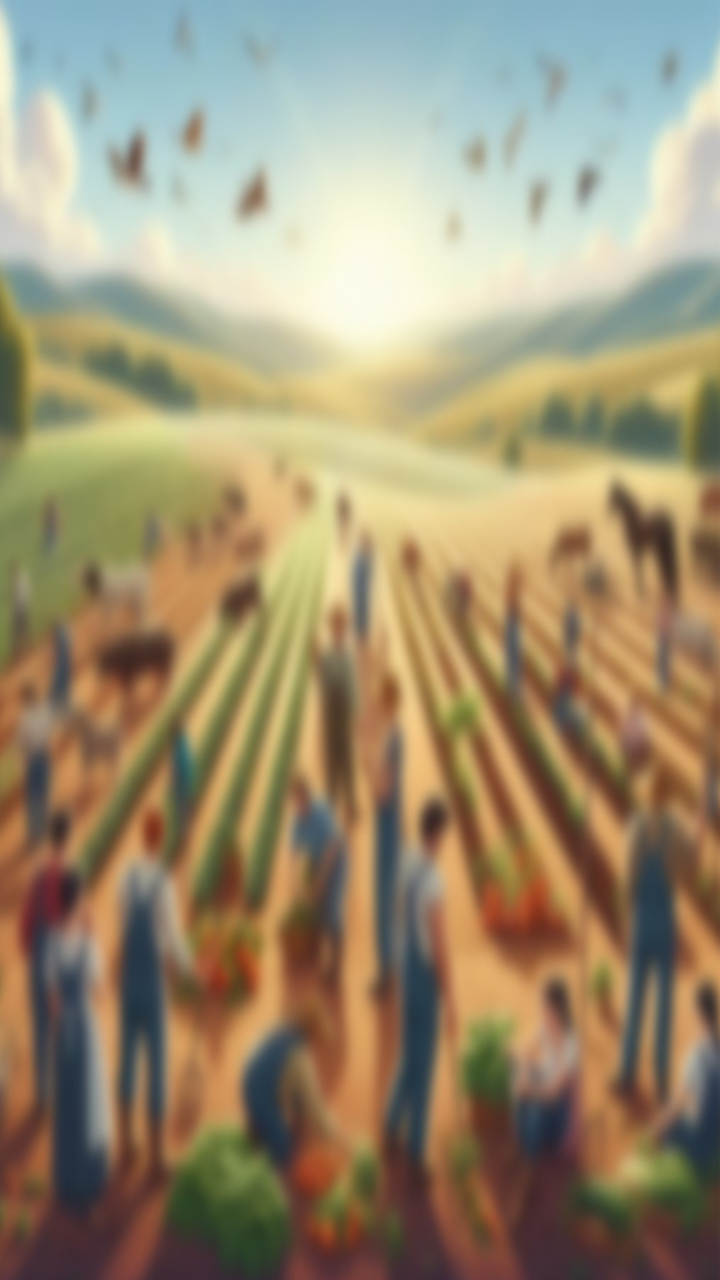
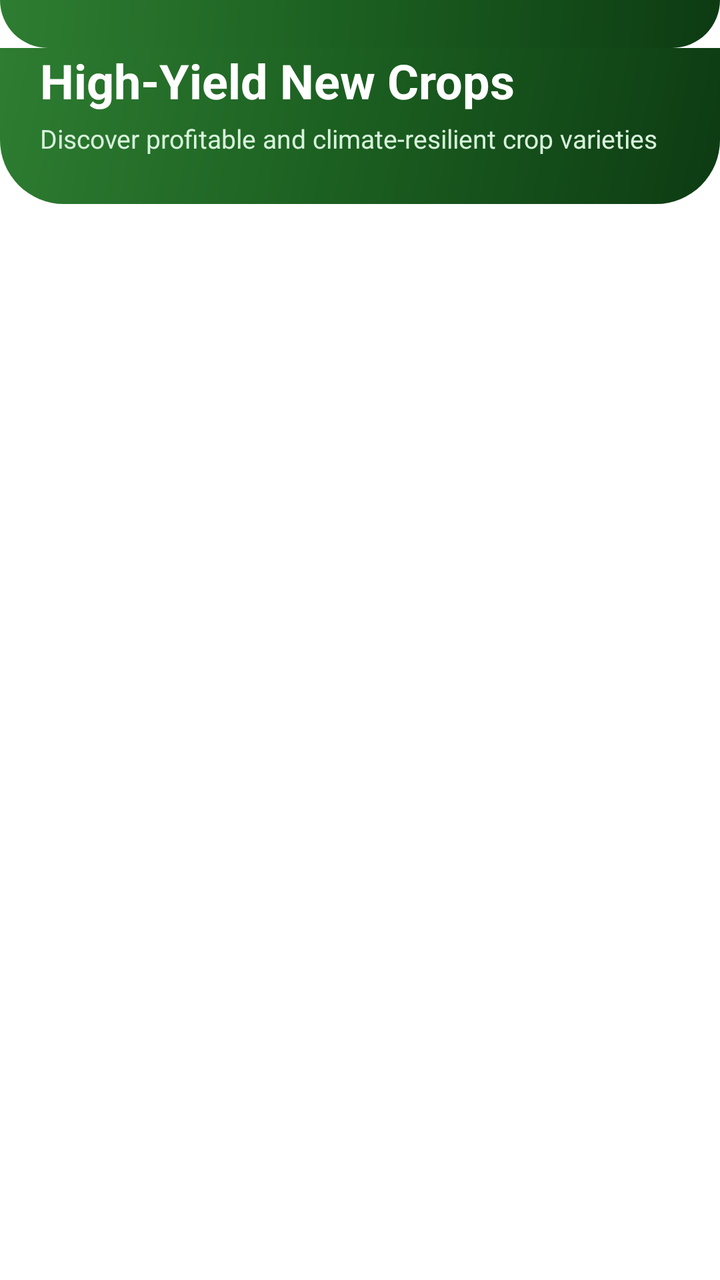

Compare the two renders of this Android layout. The source of the first and the diff that turns it into the second are given below.
<!-- AndroidManifest.xml: application theme Theme.AGRICONNECT -->
<!-- res/layout/fragment_new_farming__crops.xml -->
<?xml version="1.0" encoding="utf-8"?>
<layout>
<FrameLayout xmlns:android="http://schemas.android.com/apk/res/android"
    xmlns:tools="http://schemas.android.com/tools"
    android:layout_width="match_parent"
    android:layout_height="match_parent"
    tools:context=".New_Crop.New_farming_Crops"
    android:background="@drawable/blur_background">

    <androidx.recyclerview.widget.RecyclerView
        android:layout_width="match_parent"
        android:layout_height="match_parent"
        android:id="@+id/recyclerView_new_crop_and_techniques"
        tools:listitem="@layout/new_crop_and_techniques_layout"/>

</FrameLayout>
</layout>
<!-- res/layout/new_crop_and_techniques_layout.xml (included above) -->
<?xml version="1.0" encoding="utf-8"?>
<RelativeLayout
    xmlns:tools="http://schemas.android.com/tools"
    xmlns:android="http://schemas.android.com/apk/res/android"
    xmlns:app="http://schemas.android.com/apk/res-auto"
    android:layout_height="wrap_content"
    android:layout_width="match_parent"
    >
    <androidx.cardview.widget.CardView
        android:layout_marginStart="12dp"
        android:layout_marginEnd="12dp"
        android:layout_marginVertical="10dp"
        android:layout_marginHorizontal="10dp"
        app:cardCornerRadius="20dp"
        app:cardElevation="8dp"
        android:layout_width="match_parent"
        android:layout_height="match_parent">

        <LinearLayout
            android:layout_width="match_parent"
            android:layout_height="wrap_content"
            android:orientation="vertical">


            <ImageView
                android:id="@+id/Image_for_new_crop_and_techniq"
                android:layout_width="258dp"
                android:layout_height="209dp"
                android:layout_gravity="center_horizontal"
                android:paddingTop="10dp"
                android:src="@drawable/loding" />

            <TextView
                android:id="@+id/Text_for_new_crop_and_techniq"
                android:layout_width="wrap_content"
                android:layout_height="wrap_content"
                android:layout_gravity="center_horizontal"
                android:paddingLeft="5dp"
                android:paddingTop="5dp"
                android:paddingRight="5dp"
                android:text="Crop Name"
                android:textAlignment="center"
                android:textSize="20dp"
                android:textStyle="bold"
                android:layout_marginBottom="15dp"/>

        </LinearLayout>


    </androidx.cardview.widget.CardView>
</RelativeLayout>
<!-- resources referenced by this layout -->
<resources>
  <!-- drawable blur_background: jpeg bitmap (drawable, 98378 bytes) -->
  <!-- drawable loding: jpg bitmap (drawable, 8285 bytes) -->
  <style name="Theme.AGRICONNECT" parent="Base.Theme.AGRICONNECT" />
  <style name="Base.Theme.AGRICONNECT" parent="Theme.Material3.DayNight.NoActionBar">
          
           <item name="colorPrimary">#0CCEE7</item>
           <item name="colorPrimaryVariant">#0CCEE7</item>
           <item name="android:statusBarColor">#0CCEE7</item>
      </style>
</resources>

<!-- the commit's change to res/layout/fragment_new_farming__crops.xml (unified diff, before → after) -->
@@ -1,69 +1,138 @@
 <?xml version="1.0" encoding="utf-8"?>
-<layout>
-<FrameLayout xmlns:android="http://schemas.android.com/apk/res/android"
-    xmlns:tools="http://schemas.android.com/tools"
-    android:layout_width="match_parent"
-    android:layout_height="match_parent"
-    tools:context=".New_Crop.New_farming_Crops"
-    android:background="@drawable/blur_background">
+<layout xmlns:android="http://schemas.android.com/apk/res/android"
+    xmlns:app="http://schemas.android.com/apk/res-auto"
+    xmlns:tools="http://schemas.android.com/tools">
 
-    <androidx.recyclerview.widget.RecyclerView
+    <LinearLayout
         android:layout_width="match_parent"
         android:layout_height="match_parent"
-        android:id="@+id/recyclerView_new_crop_and_techniques"
-        tools:listitem="@layout/new_crop_and_techniques_layout"/>
+        android:background="?attr/colorSurface"
+        android:orientation="vertical"
+        tools:context=".New_Crop.New_farming_Crops">
 
-</FrameLayout>
-</layout>
-<!-- res/layout/new_crop_and_techniques_layout.xml (included above) -->
-<?xml version="1.0" encoding="utf-8"?>
-<RelativeLayout
-    xmlns:tools="http://schemas.android.com/tools"
-    xmlns:android="http://schemas.android.com/apk/res/android"
-    xmlns:app="http://schemas.android.com/apk/res-auto"
-    android:layout_height="wrap_content"
-    android:layout_width="match_parent"
-    >
-    <androidx.cardview.widget.CardView
-        android:layout_marginStart="12dp"
-        android:layout_marginEnd="12dp"
-        android:layout_marginVertical="10dp"
-        android:layout_marginHorizontal="10dp"
-        app:cardCornerRadius="20dp"
-        app:cardElevation="8dp"
-        android:layout_width="match_parent"
-        android:layout_height="match_parent">
+        
+        <View
+            android:layout_width="match_parent"
+            android:layout_height="24dp"
+            android:background="@drawable/bg_header_gradient" />
 
         <LinearLayout
             android:layout_width="match_parent"
             android:layout_height="wrap_content"
-            android:orientation="vertical">
+            android:background="@drawable/bg_header_gradient"
+            android:orientation="vertical"
+            android:paddingHorizontal="20dp"
+            android:paddingBottom="24dp">
 
+            <TextView
+                android:layout_width="wrap_content"
+                android:layout_height="wrap_content"
+                android:fontFamily="sans-serif-bold"
+                android:text="High-Yield New Crops"
+                android:textColor="@color/white"
+                android:textSize="24sp"
+                android:textStyle="bold" />
+
+            <TextView
+                android:layout_width="wrap_content"
+                android:layout_height="wrap_content"
+                android:layout_marginTop="4dp"
+                android:fontFamily="sans-serif"
+                android:text="Discover profitable and climate-resilient crop varieties"
+                android:textColor="#D8F3DC"
+                android:textSize="13sp" />
+        </LinearLayout>
+
+        
+        <androidx.recyclerview.widget.RecyclerView
+            android:id="@+id/recyclerView_new_crop_and_techniques"
+            android:layout_width="match_parent"
+            android:layout_height="match_parent"
+            android:clipToPadding="false"
+            android:paddingHorizontal="10dp"
+            android:paddingTop="12dp"
+            android:paddingBottom="24dp"
+            tools:listitem="@layout/new_crop_and_techniques_layout" />
+
+    </LinearLayout>
+</layout>
+<!-- res/layout/new_crop_and_techniques_layout.xml (included above) -->
+<?xml version="1.0" encoding="utf-8"?>
+<com.google.android.material.card.MaterialCardView xmlns:android="http://schemas.android.com/apk/res/android"
+    xmlns:app="http://schemas.android.com/apk/res-auto"
+    xmlns:tools="http://schemas.android.com/tools"
+    android:layout_width="match_parent"
+    android:layout_height="wrap_content"
+    android:layout_margin="6dp"
+    app:cardBackgroundColor="@color/white"
+    app:cardCornerRadius="20dp"
+    app:cardElevation="2dp"
+    app:strokeColor="@color/agri_card_stroke_light"
+    app:strokeWidth="1dp">
+
+    <LinearLayout
+        android:layout_width="match_parent"
+        android:layout_height="wrap_content"
+        android:background="?attr/selectableItemBackground"
+        android:orientation="vertical">
+
+        
+        <FrameLayout
+            android:layout_width="match_parent"
+            android:layout_height="140dp">
 
             <ImageView
                 android:id="@+id/Image_for_new_crop_and_techniq"
-                android:layout_width="258dp"
-                android:layout_height="209dp"
-                android:layout_gravity="center_horizontal"
-                android:paddingTop="10dp"
+                android:layout_width="match_parent"
+                android:layout_height="match_parent"
+                android:scaleType="centerCrop"
                 android:src="@drawable/loding" />
 
             <TextView
-                android:id="@+id/Text_for_new_crop_and_techniq"
                 android:layout_width="wrap_content"
                 android:layout_height="wrap_content"
-                android:layout_gravity="center_horizontal"
-                android:paddingLeft="5dp"
-                android:paddingTop="5dp"
-                android:paddingRight="5dp"
+                android:layout_gravity="top|start"
+                android:layout_margin="10dp"
+                android:background="@drawable/bg_chip_pill"
+                android:backgroundTint="#CCFFFFFF"
+                android:paddingHorizontal="8dp"
+                android:paddingVertical="4dp"
+                android:text="High Yield"
+                android:textColor="@color/agri_green_primary"
+                android:textSize="10sp"
+                android:textStyle="bold" />
+        </FrameLayout>
+
+        
+        <LinearLayout
+            android:layout_width="match_parent"
+            android:layout_height="wrap_content"
+            android:orientation="vertical"
+            android:paddingHorizontal="14dp"
+            android:paddingVertical="12dp">
+
+            <TextView
+                android:id="@+id/Text_for_new_crop_and_techniq"
+                android:layout_width="match_parent"
+                android:layout_height="wrap_content"
+                android:ellipsize="end"
+                android:fontFamily="sans-serif-bold"
+                android:maxLines="1"
                 android:text="Crop Name"
-                android:textAlignment="center"
-                android:textSize="20dp"
-                android:textStyle="bold"
-                android:layout_marginBottom="15dp"/>
+                android:textColor="@color/agri_text_primary"
+                android:textSize="15sp"
+                android:textStyle="bold" />
+
+            <TextView
+                android:layout_width="wrap_content"
+                android:layout_height="wrap_content"
+                android:layout_marginTop="4dp"
+                android:fontFamily="sans-serif-medium"
+                android:text="View Cultivation Guide →"
+                android:textColor="@color/agri_green_primary"
+                android:textSize="11sp" />
 
         </LinearLayout>
 
-
-    </androidx.cardview.widget.CardView>
-</RelativeLayout>
+    </LinearLayout>
+</com.google.android.material.card.MaterialCardView>
<!-- resource entries referenced after the edit -->
@@ -1,13 +1,70 @@
 <!-- resources referenced by this layout -->
 <resources>
-  <!-- drawable blur_background: jpeg bitmap (drawable, 98378 bytes) -->
+  <color name="agri_card_stroke_light">#15000000</color>
+  <color name="agri_green_primary">#1B5E20</color>
+  <color name="agri_text_primary">#1A1C19</color>
+  <color name="white">#FFFFFFFF</color>
+  <!-- drawable bg_chip_pill (drawable) -->
+  <?xml version="1.0" encoding="utf-8"?>
+  <shape xmlns:android="http://schemas.android.com/apk/res/android"
+      android:shape="rectangle">
+      <solid android:color="@color/agri_mint" />
+      <stroke
+          android:width="1dp"
+          android:color="@color/agri_mint_dark" />
+      <corners android:radius="24dp" />
+  </shape>
+  <!-- drawable bg_header_gradient (drawable) -->
+  <?xml version="1.0" encoding="utf-8"?>
+  <shape xmlns:android="http://schemas.android.com/apk/res/android"
+      android:shape="rectangle">
+      <gradient
+          android:angle="135"
+          android:startColor="#0D3B13"
+          android:centerColor="#1B5E20"
+          android:endColor="#2E7D32"
+          android:type="linear" />
+      <corners
+          android:bottomLeftRadius="32dp"
+          android:bottomRightRadius="32dp" />
+  </shape>
   <!-- drawable loding: jpg bitmap (drawable, 8285 bytes) -->
   <style name="Theme.AGRICONNECT" parent="Base.Theme.AGRICONNECT" />
+  <color name="agri_mint">#E8F5E9</color>
+  <color name="agri_mint_dark">#C8E6C9</color>
   <style name="Base.Theme.AGRICONNECT" parent="Theme.Material3.DayNight.NoActionBar">
-          
-           <item name="colorPrimary">#0CCEE7</item>
-           <item name="colorPrimaryVariant">#0CCEE7</item>
-           <item name="android:statusBarColor">#0CCEE7</item>
+          <item name="colorPrimary">@color/md_theme_light_primary</item>
+          <item name="colorOnPrimary">@color/md_theme_light_onPrimary</item>
+          <item name="colorPrimaryContainer">@color/md_theme_light_primaryContainer</item>
+          <item name="colorOnPrimaryContainer">@color/md_theme_light_onPrimaryContainer</item>
+          <item name="colorSecondary">@color/md_theme_light_secondary</item>
+          <item name="colorOnSecondary">@color/md_theme_light_onSecondary</item>
+          <item name="colorSecondaryContainer">@color/md_theme_light_secondaryContainer</item>
+          <item name="colorOnSecondaryContainer">@color/md_theme_light_onSecondaryContainer</item>
+          <item name="colorError">@color/md_theme_light_error</item>
+          <item name="colorOnError">@color/md_theme_light_onError</item>
+          <item name="colorErrorContainer">@color/md_theme_light_errorContainer</item>
+          <item name="colorOnErrorContainer">@color/md_theme_light_onErrorContainer</item>
+          <item name="android:colorBackground">@color/md_theme_light_background</item>
+          <item name="colorOnBackground">@color/md_theme_light_onBackground</item>
+          <item name="colorSurface">@color/md_theme_light_surface</item>
+          <item name="colorOnSurface">@color/md_theme_light_onSurface</item>
       </style>
+  <color name="md_theme_light_primary">#1B5E20</color>
+  <color name="md_theme_light_onPrimary">#FFFFFF</color>
+  <color name="md_theme_light_primaryContainer">#D8F3DC</color>
+  <color name="md_theme_light_onPrimaryContainer">#002105</color>
+  <color name="md_theme_light_secondary">#388E3C</color>
+  <color name="md_theme_light_onSecondary">#FFFFFF</color>
+  <color name="md_theme_light_secondaryContainer">#E8F5E9</color>
+  <color name="md_theme_light_onSecondaryContainer">#0B2F10</color>
+  <color name="md_theme_light_error">#BA1A1A</color>
+  <color name="md_theme_light_onError">#FFFFFF</color>
+  <color name="md_theme_light_errorContainer">#FFDAD6</color>
+  <color name="md_theme_light_onErrorContainer">#410002</color>
+  <color name="md_theme_light_background">#F8FAF7</color>
+  <color name="md_theme_light_onBackground">#191C19</color>
+  <color name="md_theme_light_surface">#FFFFFF</color>
+  <color name="md_theme_light_onSurface">#191C19</color>
 </resources>
 
